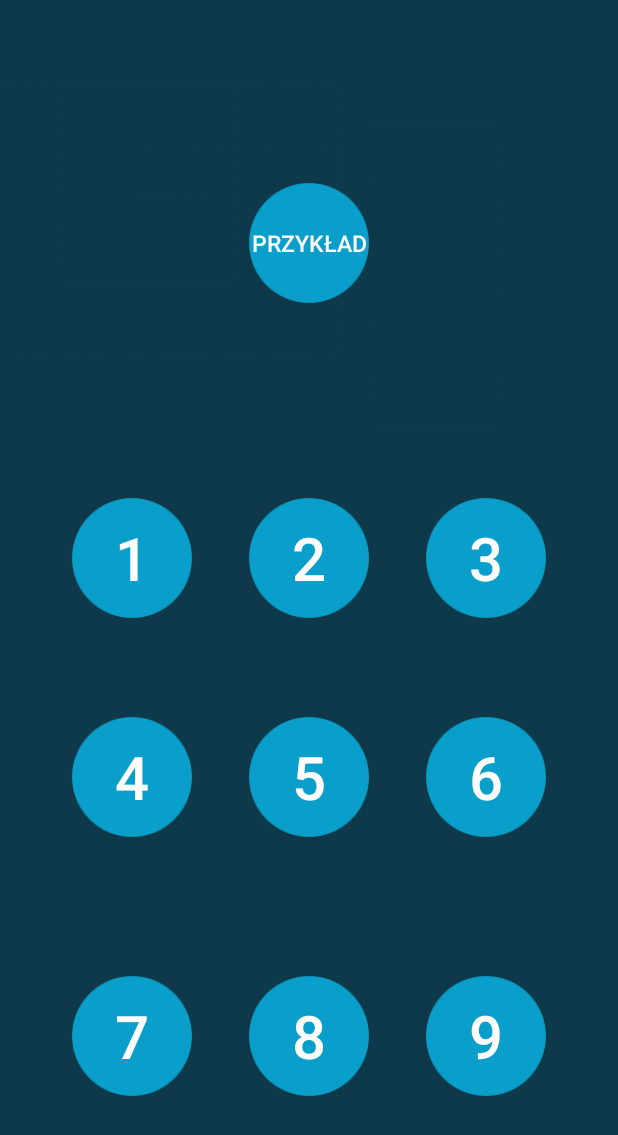
After one commit to monikamyszke/Mathemory, an Android app: the layout activity_levels_menu.xml on its own in the app's theme, with its tools: preview values and no code run, on a phone screen of 412 x 824 dp. The commit adds this screen. Shown: the top 1135 px of the screen. Run offline under Robolectric (Android 15) with nearby library versions, the phone set to English and light mode, and no system bars.

Commit message:
Plansza z poziomami

```diff
--- a/app/build.gradle
+++ b/app/build.gradle
@@ -26,6 +26,7 @@ dependencies {
     })
     compile 'com.android.support:appcompat-v7:24.2.1'
     compile 'com.android.support.constraint:constraint-layout:1.0.2'
+    compile 'uk.co.chrisjenx:calligraphy:2.3.0'
+    compile 'com.android.support:support-v4:24.2.1'
     testCompile 'junit:junit:4.12'
-    compile 'uk.co.chrisjenx:calligraphy:2.3.0'
 }
--- /dev/null
+++ b/app/src/main/java/com/example/monikam/mathemory/LevelsMenu.java
@@ -0,0 +1,33 @@
+package com.example.monikam.mathemory;
+
+import android.content.Context;
+import android.support.v4.widget.TextViewCompat;
+import android.support.v7.app.AppCompatActivity;
+import android.os.Bundle;
+import android.widget.TextView;
+
+import uk.co.chrisjenx.calligraphy.CalligraphyConfig;
+import uk.co.chrisjenx.calligraphy.CalligraphyContextWrapper;
+
+public class LevelsMenu extends AppCompatActivity {
+
+    @Override
+    protected void onCreate(Bundle savedInstanceState) {
+        super.onCreate(savedInstanceState);
+        CalligraphyConfig.initDefault(new CalligraphyConfig.Builder()
+                .setDefaultFontPath("fonts/righteous.ttf")
+                .setFontAttrId(R.attr.fontPath)
+                .build()
+        );
+        setContentView(R.layout.activity_levels_menu);
+
+        String s = getIntent().getStringExtra("categoryName");
+        TextView catName = (TextView) findViewById(R.id.cat_name);
+        catName.setText(s);
+    }
+
+    @Override
+    protected void attachBaseContext(Context newBase) {
+        super.attachBaseContext(CalligraphyContextWrapper.wrap(newBase));
+    }
+}
--- a/app/src/main/java/com/example/monikam/mathemory/MainActivity.java
+++ b/app/src/main/java/com/example/monikam/mathemory/MainActivity.java
@@ -1,13 +1,15 @@
 package com.example.monikam.mathemory;
 
 import android.content.Context;
+import android.content.Intent;
 import android.support.v7.app.AppCompatActivity;
 import android.os.Bundle;
+import android.view.View;
 import android.widget.ImageButton;
+import java.util.Hashtable;
 
 import uk.co.chrisjenx.calligraphy.CalligraphyConfig;
 import uk.co.chrisjenx.calligraphy.CalligraphyContextWrapper;
-
 
 public class MainActivity extends AppCompatActivity {
 
@@ -22,20 +24,41 @@ public class MainActivity extends AppCompatActivity {
 
         setContentView(R.layout.activity_main);
 
+        ImageButton cat1 = (ImageButton) findViewById(R.id.cat1);
+        cat1.setEnabled(true);
+
         ImageButton cat2 = (ImageButton) findViewById(R.id.cat2);
-        cat2.setEnabled(false);
+        cat2.setEnabled(true);
 
         ImageButton cat3 = (ImageButton) findViewById(R.id.cat3);
-        cat3.setEnabled(false);
+        cat3.setEnabled(true);
 
         ImageButton cat4 = (ImageButton) findViewById(R.id.cat4);
-        cat4.setEnabled(false);
+        cat4.setEnabled(true);
+
+        final Hashtable<ImageButton, String> categories = new Hashtable<ImageButton, String> ();
+            categories.put(cat1, "Parzystość liczb");
+            categories.put(cat2, "Podzielność liczb");
+            categories.put(cat3, "Liczby pierwsze i złożone");
+            categories.put(cat4, "Ułamki właściwe i niewłaściwe");
+
+        // zdarzenie po wybraniu kategorii
+        for(final ImageButton k : categories.keySet()){
+            k.setOnClickListener(new View.OnClickListener() { // klasa anonimowa
+                @Override   // implementacja metody z interfejsu OnClickListener
+                public void onClick(View v) {
+                    Intent i = new Intent(MainActivity.this, LevelsMenu.class);
+                    i.putExtra("categoryName", categories.get(k)); //przesłanie nazwy kategorii do następnej aktywności
+            startActivity(i);
+        }
+    });
+        }
 
     }
-
 
     @Override
     protected void attachBaseContext(Context newBase) {
         super.attachBaseContext(CalligraphyContextWrapper.wrap(newBase));
     }
+
 }
--- /dev/null
+++ b/app/src/main/res/layout/activity_levels_menu.xml
@@ -0,0 +1,243 @@
+<?xml version="1.0" encoding="utf-8"?>
+<android.support.constraint.ConstraintLayout xmlns:android="http://schemas.android.com/apk/res/android"
+    xmlns:app="http://schemas.android.com/apk/res-auto"
+    xmlns:tools="http://schemas.android.com/tools"
+    android:background="@drawable/logo_background"
+    android:layout_width="match_parent"
+    android:layout_height="match_parent"
+    tools:context="com.example.monikam.mathemory.LevelsMenu">
+
+   <TextView
+       android:id="@+id/cat_name"
+       android:layout_width="wrap_content"
+       android:layout_height="wrap_content"
+       android:textColor="@color/white"
+       android:textSize="25dp"
+       android:textAlignment="center"
+       android:layout_marginRight="8dp"
+       app:layout_constraintRight_toRightOf="parent"
+       android:layout_marginLeft="8dp"
+       app:layout_constraintLeft_toLeftOf="parent"
+       app:layout_constraintTop_toTopOf="parent"
+       android:layout_marginTop="8dp"
+       android:layout_marginBottom="8dp"
+       app:layout_constraintBottom_toTopOf="@+id/example" />
+
+   <Button
+       android:id="@+id/example"
+       android:layout_width="80dp"
+       android:layout_height="80dp"
+       android:background="@drawable/num_icon"
+       android:text="Przykład"
+       android:textColor="@color/white"
+       android:textSize="15dp"
+       app:layout_constraintTop_toTopOf="parent"
+       android:layout_marginTop="67dp"
+       android:layout_marginLeft="8dp"
+       app:layout_constraintLeft_toLeftOf="parent"
+       android:layout_marginRight="8dp"
+       app:layout_constraintRight_toRightOf="parent"
+       android:layout_marginBottom="8dp"
+       app:layout_constraintBottom_toTopOf="@+id/lev2"
+       app:layout_constraintVertical_bias="0.311" />
+
+    <Button
+        android:id="@+id/lev1"
+        android:layout_width="80dp"
+        android:layout_height="80dp"
+        android:background="@drawable/num_icon"
+        android:text="1"
+        android:textColor="@color/white"
+        android:textSize="40dp"
+        app:layout_constraintTop_toTopOf="parent"
+        android:layout_marginTop="205dp"
+        app:layout_constraintRight_toLeftOf="@+id/guideline"
+        android:layout_marginRight="8dp"
+        android:layout_marginLeft="8dp"
+        app:layout_constraintLeft_toLeftOf="parent"
+        app:layout_constraintHorizontal_bias="1.0"
+        android:layout_marginBottom="0dp"
+        app:layout_constraintBottom_toTopOf="@+id/guideline3"
+        app:layout_constraintVertical_bias="1.0" />
+
+   <Button
+       android:id="@+id/lev2"
+       android:layout_width="80dp"
+       android:layout_height="80dp"
+       android:layout_marginBottom="0dp"
+       android:layout_marginLeft="8dp"
+       android:layout_marginRight="8dp"
+       android:layout_marginTop="207dp"
+       android:background="@drawable/num_icon"
+       android:text="2"
+       android:textColor="@color/white"
+       android:textSize="40dp"
+       app:layout_constraintBottom_toTopOf="@+id/guideline3"
+       app:layout_constraintLeft_toLeftOf="@+id/guideline"
+       app:layout_constraintRight_toLeftOf="@+id/guideline2"
+       app:layout_constraintTop_toTopOf="parent"
+       app:layout_constraintVertical_bias="1.0" />
+
+   <Button
+       android:id="@+id/lev3"
+       android:layout_width="80dp"
+       android:layout_height="80dp"
+       android:background="@drawable/num_icon"
+       android:text="3"
+       android:textColor="@color/white"
+       android:textSize="40dp"
+       android:layout_marginLeft="8dp"
+       app:layout_constraintLeft_toLeftOf="@+id/guideline2"
+       app:layout_constraintTop_toTopOf="parent"
+       android:layout_marginTop="207dp"
+       android:layout_marginRight="8dp"
+       app:layout_constraintRight_toRightOf="parent"
+       app:layout_constraintHorizontal_bias="0.0"
+       android:layout_marginBottom="0dp"
+       app:layout_constraintBottom_toTopOf="@+id/guideline3"
+       app:layout_constraintVertical_bias="1.0" />
+
+   <Button
+       android:id="@+id/lev4"
+       android:layout_width="80dp"
+       android:layout_height="80dp"
+       android:background="@drawable/num_icon"
+       android:text="4"
+       android:textColor="@color/white"
+       android:textSize="40dp"
+       android:layout_marginLeft="8dp"
+       app:layout_constraintLeft_toLeftOf="parent"
+       app:layout_constraintRight_toLeftOf="@+id/guideline"
+       android:layout_marginRight="8dp"
+       app:layout_constraintHorizontal_bias="1.0"
+       app:layout_constraintTop_toTopOf="@+id/guideline4"
+       tools:layout_editor_absoluteY="351dp" />
+
+   <Button
+       android:id="@+id/lev5"
+       android:layout_width="80dp"
+       android:layout_height="80dp"
+       android:background="@drawable/num_icon"
+       android:text="5"
+       android:textColor="@color/white"
+       android:textSize="40dp"
+       android:layout_marginLeft="8dp"
+       app:layout_constraintLeft_toLeftOf="@+id/guideline"
+       app:layout_constraintRight_toLeftOf="@+id/guideline2"
+       android:layout_marginRight="8dp"
+       app:layout_constraintTop_toTopOf="@+id/guideline4"
+       tools:layout_editor_absoluteY="351dp" />
+
+   <Button
+       android:id="@+id/lev6"
+       android:layout_width="80dp"
+       android:layout_height="80dp"
+       android:background="@drawable/num_icon"
+       android:text="6"
+       android:textColor="@color/white"
+       android:textSize="40dp"
+       android:layout_marginLeft="8dp"
+       app:layout_constraintLeft_toLeftOf="@+id/guideline2"
+       android:layout_marginRight="8dp"
+       app:layout_constraintRight_toRightOf="parent"
+       app:layout_constraintHorizontal_bias="0.0"
+       app:layout_constraintTop_toTopOf="@+id/guideline4"
+       tools:layout_editor_absoluteY="351dp" />
+
+   <Button
+       android:id="@+id/lev7"
+       android:layout_width="80dp"
+       android:layout_height="80dp"
+       android:background="@drawable/num_icon"
+       android:text="7"
+       android:textColor="@color/white"
+       android:textSize="40dp"
+       android:layout_marginLeft="8dp"
+       app:layout_constraintLeft_toLeftOf="parent"
+       app:layout_constraintRight_toLeftOf="@+id/guideline"
+       android:layout_marginRight="8dp"
+       app:layout_constraintHorizontal_bias="1.0"
+       app:layout_constraintTop_toTopOf="@+id/guideline6"
+       tools:layout_editor_absoluteY="470dp" />
+
+   <Button
+       android:id="@+id/lev8"
+       android:layout_width="80dp"
+       android:layout_height="80dp"
+       android:background="@drawable/num_icon"
+       android:text="8"
+       android:textColor="@color/white"
+       android:textSize="40dp"
+       android:layout_marginLeft="8dp"
+       app:layout_constraintLeft_toLeftOf="@+id/guideline"
+       app:layout_constraintRight_toLeftOf="@+id/guideline2"
+       android:layout_marginRight="8dp"
+       app:layout_constraintTop_toTopOf="@+id/guideline6"
+       tools:layout_editor_absoluteY="470dp" />
+
+   <Button
+       android:id="@+id/lev9"
+       android:layout_width="80dp"
+       android:layout_height="80dp"
+       android:background="@drawable/num_icon"
+       android:text="9"
+       android:textColor="@color/white"
+       android:textSize="40dp"
+       android:layout_marginLeft="8dp"
+       app:layout_constraintLeft_toLeftOf="@+id/guideline2"
+       android:layout_marginRight="8dp"
+       app:layout_constraintRight_toRightOf="parent"
+       app:layout_constraintHorizontal_bias="0.0"
+       app:layout_constraintTop_toTopOf="@+id/guideline6"
+       tools:layout_editor_absoluteY="470dp" />
+
+   <android.support.constraint.Guideline
+       android:layout_width="wrap_content"
+       android:layout_height="wrap_content"
+       android:id="@+id/guideline"
+       android:orientation="vertical"
+       app:layout_constraintGuide_percent="0.33" />
+
+   <android.support.constraint.Guideline
+       android:layout_width="wrap_content"
+       android:layout_height="wrap_content"
+       android:id="@+id/guideline2"
+       android:orientation="vertical"
+       app:layout_constraintGuide_percent="0.67" />
+
+   <android.support.constraint.Guideline
+       android:layout_width="wrap_content"
+       android:layout_height="wrap_content"
+       android:id="@+id/guideline3"
+       android:orientation="horizontal"
+       app:layout_constraintGuide_percent="0.5" />
+
+   <android.support.constraint.Guideline
+       android:layout_width="wrap_content"
+       android:layout_height="wrap_content"
+       android:id="@+id/guideline4"
+       android:orientation="horizontal"
+       app:layout_constraintGuide_percent="0.58" />
+
+   <android.support.constraint.Guideline
+       android:layout_width="wrap_content"
+       android:layout_height="wrap_content"
+       android:id="@+id/guideline5"
+       android:orientation="horizontal"
+       app:layout_constraintGuide_percent="0.714527" />
+
+   <android.support.constraint.Guideline
+       android:layout_width="wrap_content"
+       android:layout_height="wrap_content"
+       android:id="@+id/guideline6"
+       android:orientation="horizontal"
+       app:layout_constraintGuide_percent="0.79" />
+
+   <android.support.constraint.Guideline
+       android:layout_width="wrap_content"
+       android:layout_height="wrap_content"
+       android:id="@+id/guideline8"
+       android:orientation="horizontal"
+       app:layout_constraintGuide_percent="0.28" />
+
+</android.support.constraint.ConstraintLayout>
--- a/app/src/main/res/layout/activity_main.xml
+++ b/app/src/main/res/layout/activity_main.xml
@@ -14,10 +14,11 @@
         android:id="@+id/cat1"
         android:layout_width="wrap_content"
         android:layout_height="wrap_content"
+        android:onClick="buttonClick"
         android:background="@null"
-        android:layout_marginTop="164dp"
+        android:layout_marginTop="58dp"
         app:srcCompat="@drawable/cat1"
-        android:layout_alignParentTop="true"
+        android:layout_below="@+id/textView3"
         android:layout_alignStart="@+id/cat3" />
 
     <ImageButton
@@ -25,6 +26,7 @@
         android:src="@drawable/cat2_selector"
         android:layout_width="wrap_content"
         android:layout_height="wrap_content"
+        android:onClick="buttonClick"
         android:background="@null"
         android:layout_marginEnd="33dp"
         android:layout_alignTop="@+id/cat1"
@@ -35,6 +37,7 @@
         android:src="@drawable/cat3_selector"
         android:layout_width="wrap_content"
         android:layout_height="wrap_content"
+        android:onClick="buttonClick"
         android:background="@null"
         android:layout_marginTop="72dp"
         android:layout_below="@+id/cat1"
@@ -46,6 +49,7 @@
         android:src="@drawable/cat4_selector"
         android:layout_width="wrap_content"
         android:layout_height="wrap_content"
+        android:onClick="buttonClick"
         android:background="@null"
         android:layout_alignTop="@+id/cat3"
         android:layout_alignStart="@+id/cat2" />
--- a/app/src/main/res/values/colors.xml
+++ b/app/src/main/res/values/colors.xml
@@ -4,4 +4,6 @@
     <color name="colorPrimaryDark">#303F9F</color>
     <color name="colorAccent">#ff4081</color>
     <color name="white">#ffffff</color>
+
+    <color name="black_overlay">#66000000</color>
 </resources>
--- a/app/src/main/res/values/styles.xml
+++ b/app/src/main/res/values/styles.xml
@@ -10,4 +10,5 @@
         <item name="android:windowDisablePreview">true</item>
     </style>
 
+
 </resources>
```
Also changed, not shown: app/src/main/AndroidManifest.xml (+6 -4 lines), app/src/main/res/drawable-xxhdpi/num_icon.png (added).
